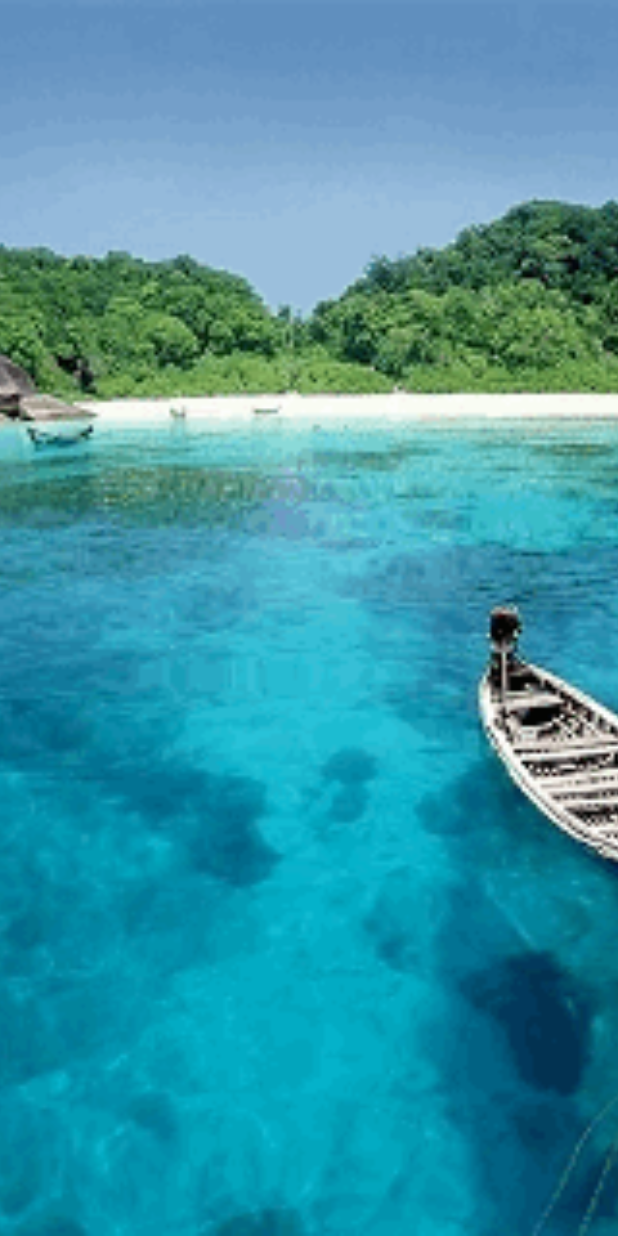
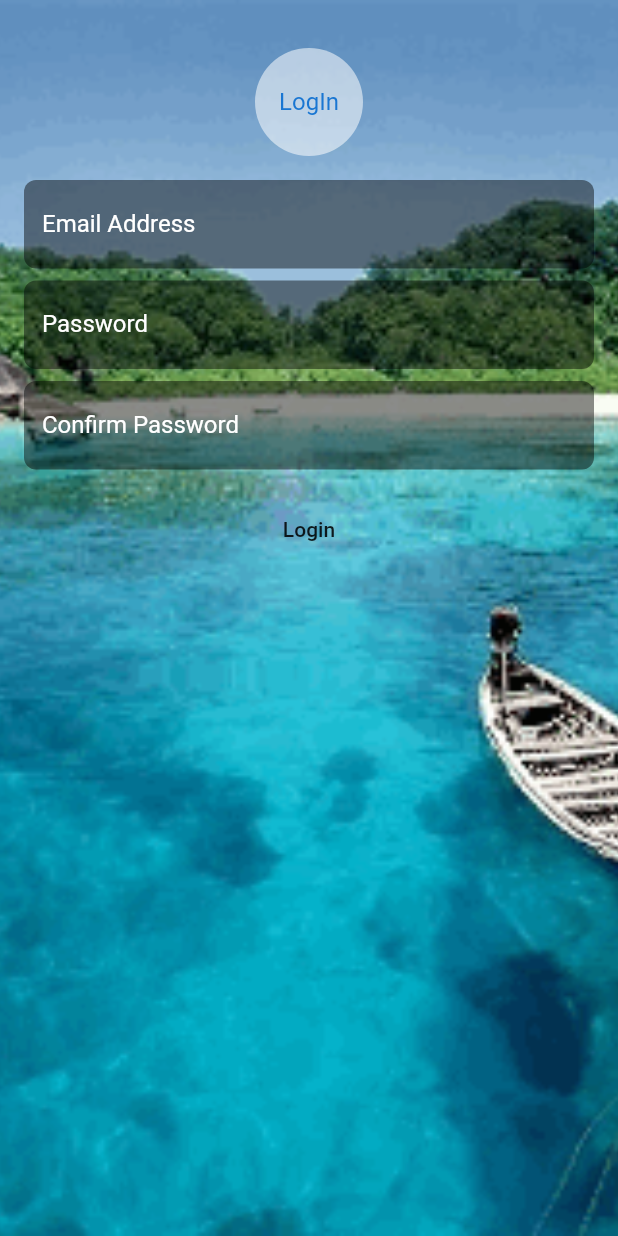
Before and after one commit to BaeKH/flutter_app_login, a Flutter app: the AuthWidget screen opened directly, on a phone screen of 412 x 824 dp. Run offline on Flutter 3.47's test engine with Material 2 defaults, Android fonts, the phone set to English and light mode, and no system bars.

Commit message:
1.로그인 화면 배치 작업중

```diff
--- a/lib/pages/auth_page.dart
+++ b/lib/pages/auth_page.dart
@@ -1,3 +1,4 @@
+
 import 'package:flutter/material.dart';
 import 'package:flutter_app_login/provider/page_notifier.dart';
 import 'package:provider/provider.dart';
@@ -20,13 +21,21 @@ class AuthWidget extends StatefulWidget {
 }
 
 class _AuthWidgetState extends State<AuthWidget> {
+
+  GlobalKey<FormState> _formKey = GlobalKey<FormState>();
+
+  TextEditingController _emailController = TextEditingController();
+  TextEditingController _passwordController = TextEditingController();
+  TextEditingController _confirmPasswordController = TextEditingController();
+
+  OutlineInputBorder _border = OutlineInputBorder(
+    borderRadius: BorderRadius.circular(8),
+    borderSide: BorderSide(color: Colors.transparent, width: 0),
+  );
+
   @override
   Widget build(BuildContext context) {
     return Material(
-      child: InkWell(
-        onTap: () {
-          Provider.of<PageNotifier>(context, listen: false).goToMain();
-        },
       child: Container(
         decoration: BoxDecoration(
           image: DecorationImage(
@@ -34,8 +43,68 @@ class _AuthWidgetState extends State<AuthWidget> {
               image: AssetImage('assets/image.gif')
           )
         ),
+        child: Scaffold(
+          backgroundColor: Colors.transparent,
+            body: SafeArea(
+              child: Form(
+                key: _formKey,
+                child: ListView(
+                  padding: EdgeInsets.all(16),
+                  children: [
+                    SizedBox(
+                        height: 16
+                    ),
+                    CircleAvatar(
+                      backgroundColor: Colors.white54,
+                      radius: 36,
+                      child: Text("LogIn"),
+                    ),
+                    SizedBox(
+                      height: 16,
+                    ),
+                    _buildTextFormField("Email Address", _emailController),
+                    SizedBox(
+                      height: 8,
+                    ),
+                    _buildTextFormField("Password", _passwordController),
+                    SizedBox(
+                      height: 8,
+                    ),
+                    _buildTextFormField("Confirm Password", _confirmPasswordController),
+                    SizedBox(
+                      height: 16,
+                    ),
+                    FlatButton(onPressed: (){}, child: Text("Login"),)
+                  ],
+                ),
+              ),
+            ),
         ),
         ),
       );
   }
+
+  TextFormField _buildTextFormField(String labelText, TextEditingController controller) {
+    return TextFormField(
+                    cursorColor: Colors.white,
+                    controller: controller,
+                    validator: (text){
+                      if(text == null || text.isEmpty) {
+                        return "입력창이 비어있어요!";
                       }
+
+                      return null;
+                    },
+                    style: TextStyle(color: Colors.white),
+                    decoration: InputDecoration(
+                      labelText: labelText,
+                      filled: true,
+                      fillColor: Colors.black45,
+                      border: _border,
+                      enabledBorder: _border,
+                      focusedBorder: _border,
+                      labelStyle: TextStyle(color: Colors.white),
+                    ),
+                  );
+  }
+}
```
Lines whose indentation alone changed are shown as unchanged.
